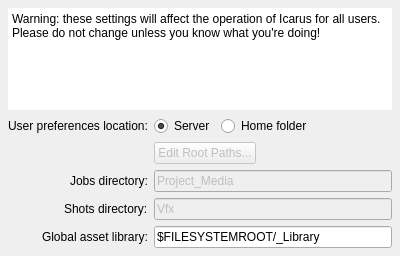
The window that core/ui/settings_global_ui.ui (mjbonnington/icarus-gps) describes before a commit, drawn with Qt 5.
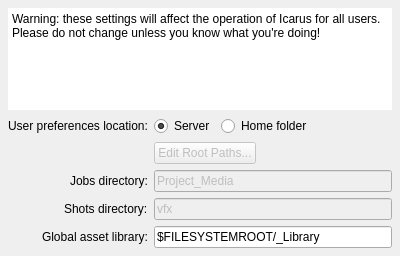
The same window after the commit.

```diff
--- a/core/ui/settings_global_ui.ui
+++ b/core/ui/settings_global_ui.ui
@@ -137,7 +137,7 @@
       <bool>false</bool>
      </property>
      <property name="text">
-      <string>Vfx</string>
+      <string>vfx</string>
      </property>
      <property name="xmlTag" stdset="0">
       <string>shotsRelDir</string>
```
